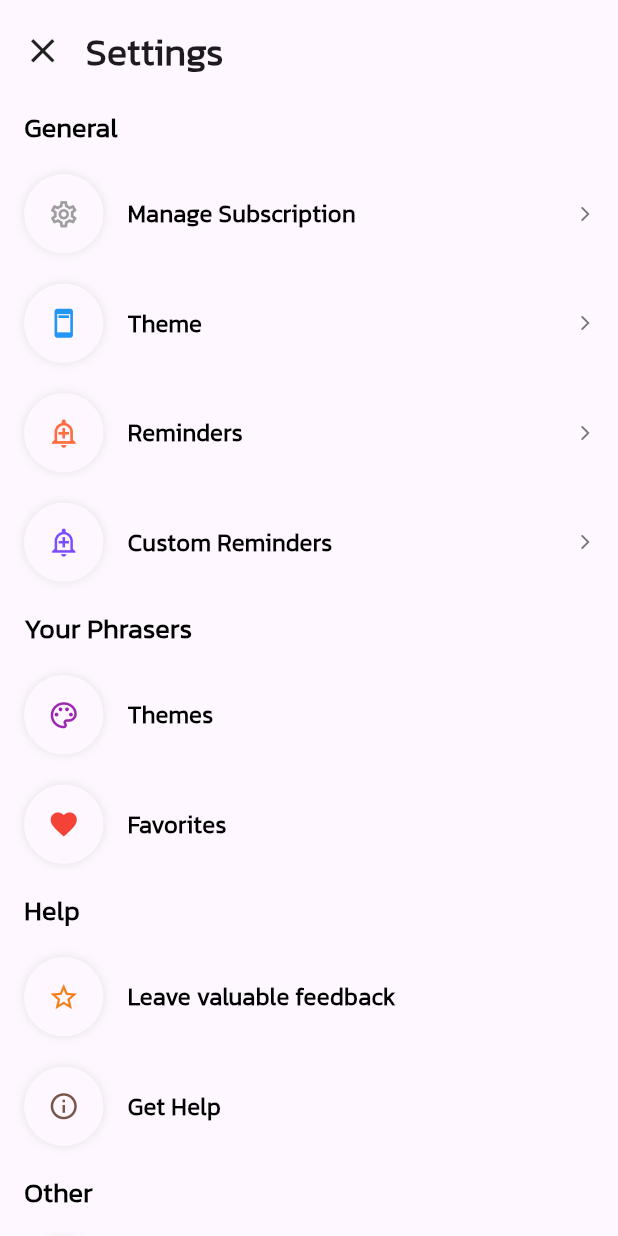
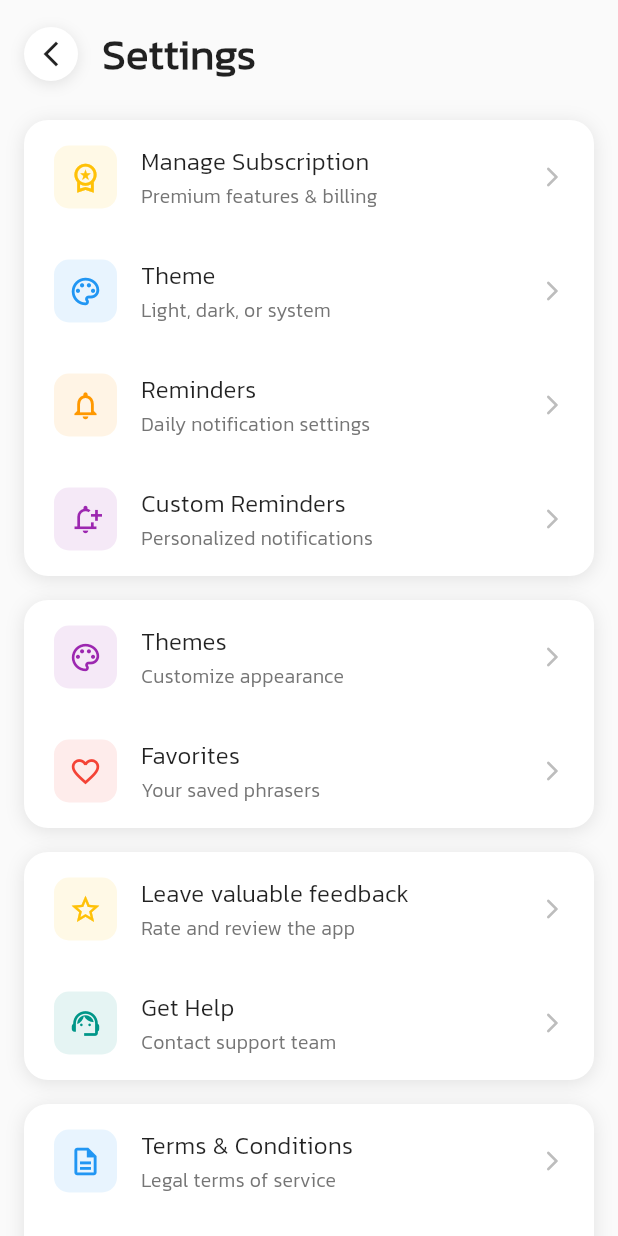
Before and after one commit to dantechu/phraser, a Flutter app: the SettingsScreen screen opened by its route, on a phone screen of 412 x 824 dp. Run offline on Flutter 3.47's test engine with Material 3 defaults, Android fonts, the phone set to English and light mode, and no system bars; drawn by our look-alikes of nb_utils; our stand-ins replace cached_network_image, carousel_slider, cloud_firestore, device_info_plus, dio, firebase_analytics and 24 more; missing offline and left inert: colorful_safe_area, flutter_email_sender, in_app_purchase_android, in_app_purchase_storekit, modal_progress_hud_alt, rate_my_app and 1 more; accounts and stored records are empty; generated files the repository leaves out were written again; network calls fail.

Commit message:
Settings improved.

```diff
--- a/phraser/lib/screens/settings/settings_screen.dart
+++ b/phraser/lib/screens/settings/settings_screen.dart
@@ -65,232 +65,199 @@ class _SettingsScreenState extends State<SettingsScreen> {
   }
 
   Widget build(BuildContext context) {
+    final isDark = Theme.of(context).brightness == Brightness.dark;
+
     return ColorfulSafeArea(
       color: Theme.of(context).scaffoldBackgroundColor,
       child: Scaffold(
+        backgroundColor: isDark ? Colors.grey[900] : Colors.grey[50],
         body: SingleChildScrollView(
-          padding: EdgeInsets.only(bottom: 40, left: 0, right: 0, top: 16),
+          padding: const EdgeInsets.only(bottom: 40, left: 16, right: 16, top: 16),
           child: Column(
             crossAxisAlignment: CrossAxisAlignment.start,
             children: [
-              Align(
-                alignment: Alignment.topLeft,
-                child: Padding(
-                  padding: EdgeInsets.only(left: 15.0, top: 0.0, bottom: 20.0),
+              // Header
+              Padding(
+                padding: const EdgeInsets.only(bottom: 24.0),
                 child: Row(
-                    mainAxisAlignment: MainAxisAlignment.start,
-                    crossAxisAlignment: CrossAxisAlignment.center,
                   children: [
                     InkWell(
-                          onTap: (){
-                            Navigator.pop(context);
-                          },
-                          child: Icon(Icons.close, size: 27.0,)),
-                      SizedBox(width: 15.0),
-                      Text('Settings', style: TextStyle(fontSize: 25.0,fontWeight: FontWeight.bold ),)
+                      onTap: () => Navigator.pop(context),
+                      borderRadius: BorderRadius.circular(24),
+                      child: Container(
+                        padding: const EdgeInsets.all(8),
+                        decoration: BoxDecoration(
+                          color: isDark ? Colors.grey[800] : Colors.white,
+                          borderRadius: BorderRadius.circular(24),
+                          boxShadow: [
+                            BoxShadow(
+                              color: Colors.black.withOpacity(0.1),
+                              blurRadius: 8,
+                              offset: const Offset(0, 2),
+                            ),
+                          ],
+                        ),
+                        child: Icon(
+                          Icons.arrow_back_ios_new,
+                          size: 20,
+                          color: isDark ? Colors.white : Colors.black87,
+                        ),
+                      ),
+                    ),
+                    const SizedBox(width: 16),
+                    Text(
+                      'Settings',
+                      style: TextStyle(
+                        fontSize: 28,
+                        fontWeight: FontWeight.bold,
+                        color: isDark ? Colors.white : Colors.black87,
+                      ),
+                    ),
+                  ],
+                ),
+              ),
+
+              // General Section Card
+              _buildSectionCard(
+                context,
+                children: [
+                  _buildSettingTile(
+                    context,
+                    icon: Icons.workspace_premium_outlined,
+                    iconColor: Colors.amber,
+                    title: 'Manage Subscription',
+                    subtitle: 'Premium features & billing',
+                    onTap: () => NavigationHelper.pushRoute(context, const PremiumAppScreen()),
+                  ),
+                  _buildSettingTile(
+                    context,
+                    icon: Icons.palette_outlined,
+                    iconColor: Colors.blue,
+                    title: 'Theme',
+                    subtitle: 'Light, dark, or system',
+                    trailing: Text(
+                      themeTitle,
+                      style: TextStyle(
+                        color: isDark ? Colors.grey[400] : Colors.grey[600],
+                        fontSize: 14,
+                      ),
+                    ),
+                    onTap: () => NavigationHelper.pushRoute(context, AppThemeScreen()),
+                  ),
+                  _buildSettingTile(
+                    context,
+                    icon: Icons.notifications_outlined,
+                    iconColor: Colors.orange,
+                    title: 'Reminders',
+                    subtitle: 'Daily notification settings',
+                    onTap: () => Navigator.push(
+                      context,
+                      MaterialPageRoute(
+                        builder: (context) => const FreeNotificationSettingsScreen(willPop: true),
+                      ),
+                    ),
+                  ),
+                  _buildSettingTile(
+                    context,
+                    icon: Icons.notification_add_outlined,
+                    iconColor: Colors.purple,
+                    title: 'Custom Reminders',
+                    subtitle: 'Personalized notifications',
+                    onTap: () => Navigator.push(
+                      context,
+                      MaterialPageRoute(
+                        builder: (context) => NotificationSettingsScreen(willPop: true),
+                      ),
+                    ),
+                    isLast: true,
+                  ),
                 ],
               ),
 
+              const SizedBox(height: 16),
+
+              // Your Phrasers Section Card
+              _buildSectionCard(
+                context,
+                children: [
+                  _buildSettingTile(
+                    context,
+                    icon: Icons.color_lens_outlined,
+                    iconColor: Colors.purple,
+                    title: 'Themes',
+                    subtitle: 'Customize appearance',
+                    onTap: _navigateToThemes,
                   ),
+                  _buildSettingTile(
+                    context,
+                    icon: Icons.favorite_outline,
+                    iconColor: Colors.red,
+                    title: 'Favorites',
+                    subtitle: 'Your saved phrasers',
+                    onTap: () => NavigationHelper.pushRoute(context, const FavoritesScreen()),
+                    isLast: true,
                   ),
-              Text('General', style: boldTextStyle(size: 18, color: Theme.of(context).primaryColorDark,)).paddingLeft(16),
-              8.height,
-              SettingItemWidget(
-                padding: EdgeInsets.symmetric(vertical: 10, horizontal: 16),
-                title: 'Manage Subscription',
-                titleTextColor: Theme.of(context).primaryColorDark,
-                leading: noteLeadingWidget(context, image: Icons.settings_outlined, color: Colors.grey),
-                trailing: Row(
-                  children: [
-                    Text(themeTitle, style: secondaryTextStyle(size: 14)),
-                    8.width,
-                    Icon(Icons.arrow_forward_ios_rounded, color: textSecondaryColorGlobal, size: 12),
                 ],
               ),
-                onTap: () async {
-                  NavigationHelper.pushRoute(context, const PremiumAppScreen());
-                },
+
+              const SizedBox(height: 16),
+
+              // Help Section Card
+              _buildSectionCard(
+                context,
+                children: [
+                  _buildSettingTile(
+                    context,
+                    icon: Icons.star_outline,
+                    iconColor: Colors.amber,
+                    title: 'Leave valuable feedback',
+                    subtitle: 'Rate and review the app',
+                    onTap: showRatingDialog,
                   ),
-              SettingItemWidget(
-                padding: EdgeInsets.symmetric(vertical: 10, horizontal: 16),
-                title: 'Theme',
-                titleTextColor: Theme.of(context).primaryColorDark,
-                leading: noteLeadingWidget(context, image: Icons.ad_units, color: Colors.blue),
-                trailing: Row(
-                  children: [
-                    Text(themeTitle, style: secondaryTextStyle(size: 14)),
-                    8.width,
-                    Icon(Icons.arrow_forward_ios_rounded, color: textSecondaryColorGlobal, size: 12),
+                  _buildSettingTile(
+                    context,
+                    icon: Icons.support_agent_outlined,
+                    iconColor: Colors.teal,
+                    title: 'Get Help',
+                    subtitle: 'Contact support team',
+                    onTap: () => _launchUrl(Uri.parse(ConstStrings.kAppContactLink)),
+                    isLast: true,
+                  ),
                 ],
               ),
-                onTap: () async {
-                  NavigationHelper.pushRoute(context, AppThemeScreen());
-                },
+
+              const SizedBox(height: 16),
+
+              // Other Section Card
+              _buildSectionCard(
+                context,
+                children: [
+                  _buildSettingTile(
+                    context,
+                    icon: Icons.description_outlined,
+                    iconColor: Colors.blue,
+                    title: 'Terms & Conditions',
+                    subtitle: 'Legal terms of service',
+                    onTap: () => _launchUrl(Uri.parse(ConstStrings.kAppPrivacyLink)),
                   ),
-              SettingItemWidget(
-                padding: EdgeInsets.symmetric(vertical: 10, horizontal: 16),
-                title: 'Reminders',
-                titleTextColor: Theme.of(context).primaryColorDark,
-                leading: noteLeadingWidget(context, image: Icons.add_alert_outlined, color: Colors.deepOrangeAccent),
-                trailing: Row(
-                  children: [
-                    Text(timeZone, style: secondaryTextStyle(size: 14)),
-                    8.width,
-                    Icon(Icons.arrow_forward_ios_rounded, color: textSecondaryColorGlobal, size: 12),
+                  _buildSettingTile(
+                    context,
+                    icon: Icons.privacy_tip_outlined,
+                    iconColor: Colors.green,
+                    title: 'Privacy Policy',
+                    subtitle: 'How we protect your data',
+                    onTap: () => _launchUrl(Uri.parse(ConstStrings.kAppPrivacyLink)),
+                  ),
+                  _buildSettingTile(
+                    context,
+                    icon: Icons.email_outlined,
+                    iconColor: Colors.indigo,
+                    title: 'Contact Us',
+                    subtitle: 'Send us a message',
+                    onTap: () => _launchUrl(Uri.parse(ConstStrings.kAppContactLink)),
+                    isLast: true,
+                  ),
                 ],
-                ),
-                onTap: () async {
-                  Navigator.push(context, MaterialPageRoute(builder: (context) => const FreeNotificationSettingsScreen(willPop: true)));
-
-                },
-              ),
-              SettingItemWidget(
-                padding: EdgeInsets.symmetric(vertical: 10, horizontal: 16),
-                title: 'Custom Reminders',
-                titleTextColor: Theme.of(context).primaryColorDark,
-                leading: noteLeadingWidget(context, image: Icons.add_alert_outlined, color: Colors.deepPurpleAccent),
-                trailing: Row(
-                  children: [
-                    Text(timeZone, style: secondaryTextStyle(size: 14)),
-                    8.width,
-                    Icon(Icons.arrow_forward_ios_rounded, color: textSecondaryColorGlobal, size: 12),
-                  ],
-                ),
-                onTap: () async {
-                  Navigator.push(context, MaterialPageRoute(builder: (context) => NotificationSettingsScreen(willPop: true)));
-
-                },
-              ),
-              // SettingItemWidget(
-              //   padding: EdgeInsets.symmetric(vertical: 10, horizontal: 16),
-              //   title: 'Widgets',
-              //   titleTextColor: Theme.of(context).primaryColorDark,
-              //   leading: noteLeadingWidget(context, image: Icons.workspaces_outline, color: Colors.teal[600]),
-              //   trailing: Row(
-              //     children: [
-              //       Text(timeZone, style: secondaryTextStyle(size: 14)),
-              //       8.width,
-              //       Icon(Icons.arrow_forward_ios_rounded, color: textSecondaryColorGlobal, size: 12),
-              //     ],
-              //   ),
-              //   onTap: () async {
-              //
-              //   },
-              // ),
-              8.height,
-              Text('Your Phrasers', style: boldTextStyle(size: 18, color: Theme.of(context).primaryColorDark,)).paddingLeft(16),
-              8.height,
-              SettingItemWidget(
-                padding: EdgeInsets.symmetric(vertical: 10, horizontal: 16),
-                leading: noteLeadingWidget(context, image: Icons.palette_outlined, color: Colors.purple),
-                title: 'Themes',
-                titleTextColor: Theme.of(context).primaryColorDark,
-                onTap: () {
-                  _navigateToThemes();
-                },
-              ),
-              SettingItemWidget(
-                padding: EdgeInsets.symmetric(vertical: 10, horizontal: 16),
-                leading: noteLeadingWidget(context, image: Icons.favorite_outlined, color: Colors.red),
-                title: 'Favorites',
-                titleTextColor: Theme.of(context).primaryColorDark,
-                onTap: () {
-                  NavigationHelper.pushRoute(context, const FavoritesScreen());
-                },
-              ),
-              // SettingItemWidget(
-              //   padding: EdgeInsets.symmetric(vertical: 10, horizontal: 16),
-              //   title: 'Search',
-              //   titleTextColor: Theme.of(context).primaryColorDark,
-              //   leading: noteLeadingWidget(context, image: Icons.search_outlined, color: Colors.orangeAccent),
-              //   onTap: () {
-              //     Fluttertoast.showToast(msg: 'Coming soon :)');
-              //     // showConfirmDialogCustom(
-              //     //   context,
-              //     //   title: "Do you want to add this item?",
-              //     //   dialogType: DialogType.DELETE,
-              //     //   onAccept: (contexts) {
-              //     //
-              //     //   },
-              //     // );
-              //   },
-              // ),
-              8.height,
-              Text('Help', style: boldTextStyle(size: 18, color: Theme.of(context).primaryColorDark,)).paddingLeft(16),
-              8.height,
-              SettingItemWidget(
-                padding: EdgeInsets.symmetric(vertical: 10, horizontal: 16),
-                leading: noteLeadingWidget(context, image: Icons.star_border_outlined, color: Colors.yellow[900]),
-                title: 'Leave valuable feedback',
-                titleTextColor: Theme.of(context).primaryColorDark,
-                onTap: () {
-                  showRatingDialog();
-                },
-              ),
-              SettingItemWidget(
-                padding: EdgeInsets.symmetric(vertical: 10, horizontal: 16),
-                title: 'Get Help',
-                titleTextColor: Theme.of(context).primaryColorDark,
-                leading: noteLeadingWidget(context, image: Icons.info_outline,color: Colors.brown),
-                onTap: () {
-                  _launchUrl(Uri.parse(ConstStrings.kAppContactLink));
-                  // showConfirmDialogCustom(
-                  //   context,
-                  //
-                  //   title: "Do you want to add this item?",
-                  //   dialogType: DialogType.DELETE,
-                  //   onAccept: (contexts) {
-                  //
-                  //   },
-                  // );
-                },
-              ),
-              8.height,
-              Text('Other', style: boldTextStyle(size: 18, color: Theme.of(context).primaryColorDark,)).paddingLeft(16),
-              8.height,
-              SettingItemWidget(
-                padding: EdgeInsets.symmetric(vertical: 10, horizontal: 16),
-                leading: noteLeadingWidget(context, image: Icons.wysiwyg_outlined, color: Colors.lightBlue),
-                title: 'Terms & Conditions',
-                titleTextColor: Theme.of(context).primaryColorDark,
-                onTap: () {
-                  _launchUrl(Uri.parse(ConstStrings.kAppPrivacyLink));
-                },
-              ),
-              SettingItemWidget(
-                padding: EdgeInsets.symmetric(vertical: 10, horizontal: 16),
-                title: 'Privacy Policy',
-                titleTextColor: Theme.of(context).primaryColorDark,
-                leading: noteLeadingWidget(context, image: Icons.privacy_tip_outlined, color: Colors.orangeAccent),
-                onTap: () {
-                  _launchUrl(Uri.parse(ConstStrings.kAppPrivacyLink));
-                  // showConfirmDialogCustom(
-                  //   context,
-                  //   title: "Do you want to add this item?",
-                  //
-                  //   dialogType: DialogType.DELETE,
-                  //   onAccept: (contexts) {
-                  //
-                  //   },
-                  // );
-                },
-              ),
-              SettingItemWidget(
-                padding: const EdgeInsets.symmetric(vertical: 10, horizontal: 16),
-                title: 'Contact Us',
-                titleTextColor: Theme.of(context).primaryColorDark,
-                leading: noteLeadingWidget(context, image: Icons.support_agent_outlined, color: Colors.green[800]),
-                onTap: () {
-                  _launchUrl(Uri.parse(ConstStrings.kAppContactLink));
-                  // showConfirmDialogCustom(
-                  //   context,
-                  //   title: "Do you want to add this item?",
-                  //   dialogType: DialogType.DELETE,
-                  //   onAccept: (contexts) {
-                  //
-                  //   },
-                  // );
-                },
               ),
             ],
           ),
@@ -354,4 +321,108 @@ class _SettingsScreenState extends State<SettingsScreen> {
     Get.toNamed(RouteHelper.phraserThemeListScreen);
   }
 
+  Widget _buildSectionCard(
+    BuildContext context, {
+    required List<Widget> children,
+  }) {
+    final isDark = Theme.of(context).brightness == Brightness.dark;
+
+    return Container(
+      width: double.infinity,
+      decoration: BoxDecoration(
+        color: isDark ? Colors.grey[850] : Colors.white,
+        borderRadius: BorderRadius.circular(16),
+        boxShadow: [
+          BoxShadow(
+            color: Colors.black.withOpacity(isDark ? 0.3 : 0.1),
+            blurRadius: 10,
+            offset: const Offset(0, 2),
+          ),
+        ],
+      ),
+      child: Column(
+        crossAxisAlignment: CrossAxisAlignment.start,
+        children: [
+          // Section Items without header
+          ...children,
+        ],
+      ),
+    );
   }
+
+  Widget _buildSettingTile(
+    BuildContext context, {
+    required IconData icon,
+    required Color iconColor,
+    required String title,
+    required String subtitle,
+    required VoidCallback onTap,
+    Widget? trailing,
+    bool isLast = false,
+  }) {
+    final isDark = Theme.of(context).brightness == Brightness.dark;
+
+    return Material(
+      color: Colors.transparent,
+      child: InkWell(
+        onTap: onTap,
+        borderRadius: BorderRadius.circular(12),
+        child: Container(
+          padding: const EdgeInsets.symmetric(horizontal: 20, vertical: 16),
+          child: Row(
+            children: [
+              // Icon
+              Container(
+                padding: const EdgeInsets.all(10),
+                decoration: BoxDecoration(
+                  color: iconColor.withOpacity(0.1),
+                  borderRadius: BorderRadius.circular(10),
+                ),
+                child: Icon(
+                  icon,
+                  size: 22,
+                  color: iconColor,
+                ),
+              ),
+              const SizedBox(width: 16),
+              // Content
+              Expanded(
+                child: Column(
+                  crossAxisAlignment: CrossAxisAlignment.start,
+                  children: [
+                    Text(
+                      title,
+                      style: TextStyle(
+                        fontSize: 16,
+                        fontWeight: FontWeight.w500,
+                        color: isDark ? Colors.white : Colors.black87,
+                      ),
+                    ),
+                    const SizedBox(height: 2),
+                    Text(
+                      subtitle,
+                      style: TextStyle(
+                        fontSize: 13,
+                        color: isDark ? Colors.grey[400] : Colors.grey[600],
+                      ),
+                    ),
+                  ],
+                ),
+              ),
+              // Trailing
+              if (trailing != null) ...[
+                trailing,
+                const SizedBox(width: 8),
+              ],
+              Icon(
+                Icons.arrow_forward_ios_rounded,
+                size: 16,
+                color: isDark ? Colors.grey[500] : Colors.grey[400],
+              ),
+            ],
+          ),
+        ),
+      ),
+    );
+  }
+}
```
Lines whose indentation alone changed are shown as unchanged.
